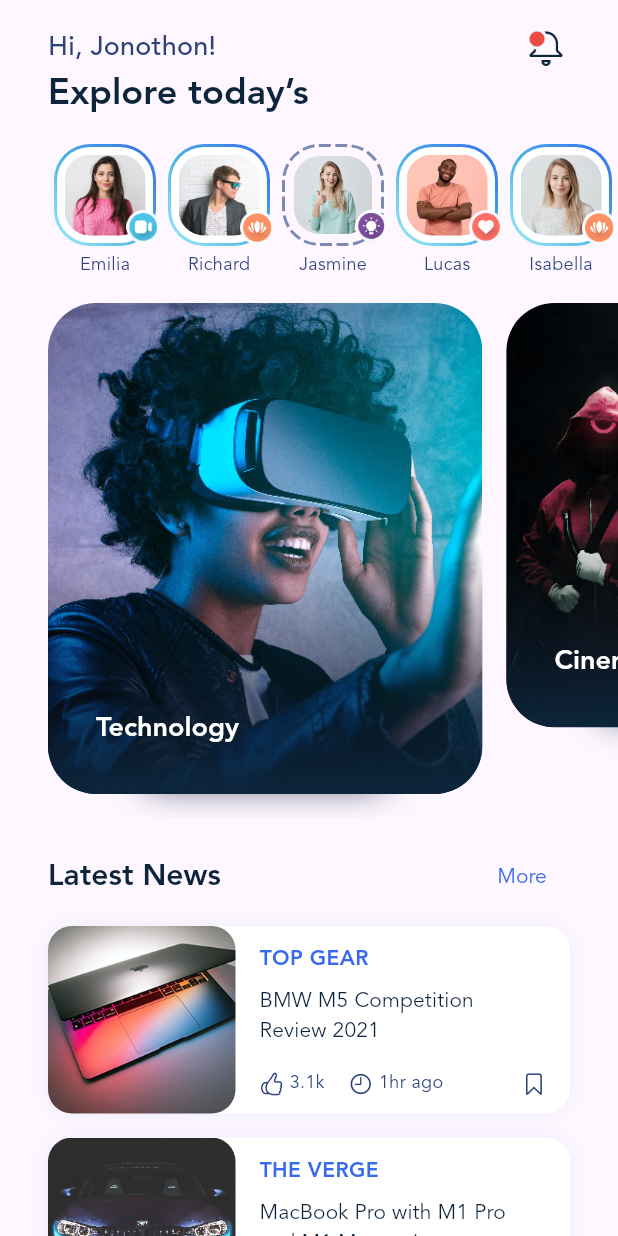
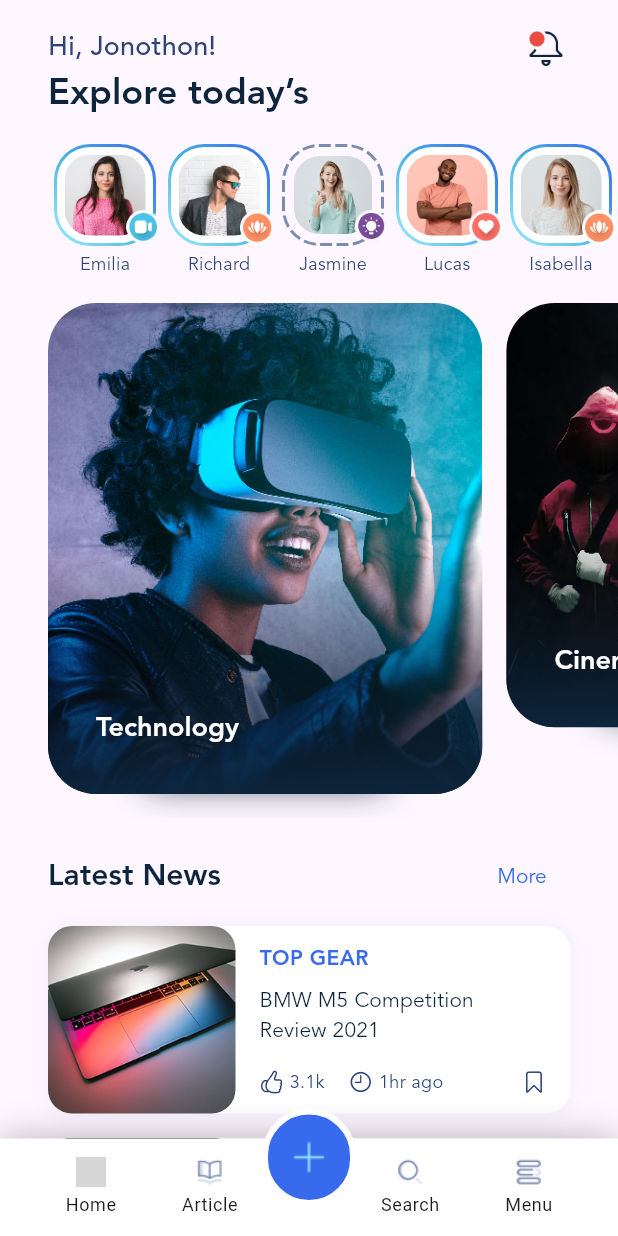
Before and after one commit to Ali-HajiAbdollahi/flutter_blogclub, a Flutter app: the screen it shows after launch, on a phone screen of 412 x 824 dp. Run offline on Flutter 3.47's test engine with Material 3 defaults, Android fonts, the phone set to English and light mode, and no system bars; drawn by our look-alikes of dotted_border; grey boxes are pictures that could not be loaded.

Commit message:
Add bottom navigation and improve UI styling
- Added SystemChrome configuration for status bar styling
- Implemented custom bottom navigation with floating action button
- Added _ButtonNavigation and _ButtonNavigationItem widgets
- Enhanced layout with proper spacing for bottom navigation
- Fixed crossAxisAlignment in post list row items
- Added services import for SystemChrome functionality

```diff
--- a/lib/main.dart
+++ b/lib/main.dart
@@ -1,10 +1,19 @@
 import 'package:dotted_border/dotted_border.dart';
 import 'package:flutter/cupertino.dart';
 import 'package:flutter/material.dart';
+import 'package:flutter/services.dart';
 import 'package:flutter_blogclub/carousel/carousel_slider.dart';
 import 'package:flutter_blogclub/data.dart';
 
 void main() {
+  SystemChrome.setSystemUIOverlayStyle(
+    SystemUiOverlayStyle(
+      statusBarColor: Colors.white,
+      statusBarBrightness: Brightness.dark,
+      systemNavigationBarColor: Colors.white,
+      systemNavigationBarIconBrightness: Brightness.dark,
+    ),
+  );
   runApp(const MyApp());
 }
 
@@ -68,7 +77,17 @@ class MyApp extends StatelessWidget {
           ),
         ),
       ),
-      home: const HomeScreen(),
+      home: Stack(
+        children: [
+          Positioned.fill(child: HomeScreen()),
+          Positioned(
+            bottom: 0,
+            right: 0,
+            left: 0,
+            child: SafeArea(child: _ButtonNavigation()),
+          ),
+        ],
+      ),
     );
   }
 }
@@ -109,6 +128,7 @@ class HomeScreen extends StatelessWidget {
               SizedBox(height: 16),
               _CategoryList(),
               _PostList(),
+              SizedBox(height: 85),
             ],
           ),
         ),
@@ -199,7 +219,7 @@ class _Post extends StatelessWidget {
                   SizedBox(height: 16),
                   Row(
                     mainAxisAlignment: MainAxisAlignment.start,
-                    crossAxisAlignment: CrossAxisAlignment.end,
+                    crossAxisAlignment: CrossAxisAlignment.start,
                     children: [
                       Icon(
                         CupertinoIcons.hand_thumbsup,
@@ -463,3 +483,110 @@ class _Story extends StatelessWidget {
     );
   }
 }
+
+class _ButtonNavigation extends StatelessWidget {
+  /*   final String buttonIconFileName;
+  final String buttonText; */
+
+  const _ButtonNavigation(
+    /*{super.key, required this.buttonIconFileName, required this.buttonText}*/
+  );
+
+  @override
+  Widget build(BuildContext context) {
+    return Container(
+      height: 85,
+      child: Stack(
+        children: [
+          Positioned(
+            bottom: 0,
+            right: 0,
+            left: 0,
+            child: Container(
+              height: 65,
+              decoration: BoxDecoration(
+                color: Colors.white,
+                boxShadow: [
+                  BoxShadow(
+                    blurRadius: 20,
+                    color: Color(0xff2D2D2D).withValues(alpha: 0.14),
+                  ),
+                  BoxShadow(
+                    blurRadius: 20,
+                    color: Color(0xff775E62).withValues(alpha: 0.3),
+                  ),
+                ],
+              ),
+              child: Row(
+                mainAxisAlignment: MainAxisAlignment.spaceEvenly,
+                children: [
+                  _ButtonNavigationItem(
+                    iconFileName: "Home.png",
+                    title: "Home",
+                    activeIconFileName: "",
+                  ),
+                  _ButtonNavigationItem(
+                    iconFileName: "Articles.png",
+                    title: "Article",
+                    activeIconFileName: "",
+                  ),
+                  SizedBox(width: 8),
+                  _ButtonNavigationItem(
+                    iconFileName: "Search.png",
+                    title: "Search",
+                    activeIconFileName: "",
+                  ),
+                  _ButtonNavigationItem(
+                    iconFileName: "Menu.png",
+                    title: "Menu",
+                    activeIconFileName: "",
+                  ),
+                ],
+              ),
+            ),
+          ),
+          Center(
+            child: Container(
+              alignment: Alignment.topCenter,
+              width: 65,
+              height: 85,
+              child: Container(
+                height: 65,
+                decoration: BoxDecoration(
+                  color: Color(0xff376AED),
+                  borderRadius: BorderRadius.circular(32.5),
+                  border: Border.all(color: Colors.white, width: 4),
+                ),
+                child: Image.asset("assets/img/icons/plus.png"),
+              ),
+            ),
+          ),
+        ],
+      ),
+    );
+  }
+}
+
+class _ButtonNavigationItem extends StatelessWidget {
+  final String iconFileName;
+  final String activeIconFileName;
+  final String title;
+
+  const _ButtonNavigationItem({
+    super.key,
+    required this.iconFileName,
+    required this.title,
+    required this.activeIconFileName,
+  });
+  @override
+  Widget build(BuildContext context) {
+    return Column(
+      mainAxisAlignment: MainAxisAlignment.center,
+      children: [
+        Image.asset("assets/img/icons/$iconFileName", height: 20, width: 20),
+        SizedBox(height: 4),
+        Text(title, style: Theme.of(context).textTheme.bodySmall),
+      ],
+    );
+  }
+}
```
